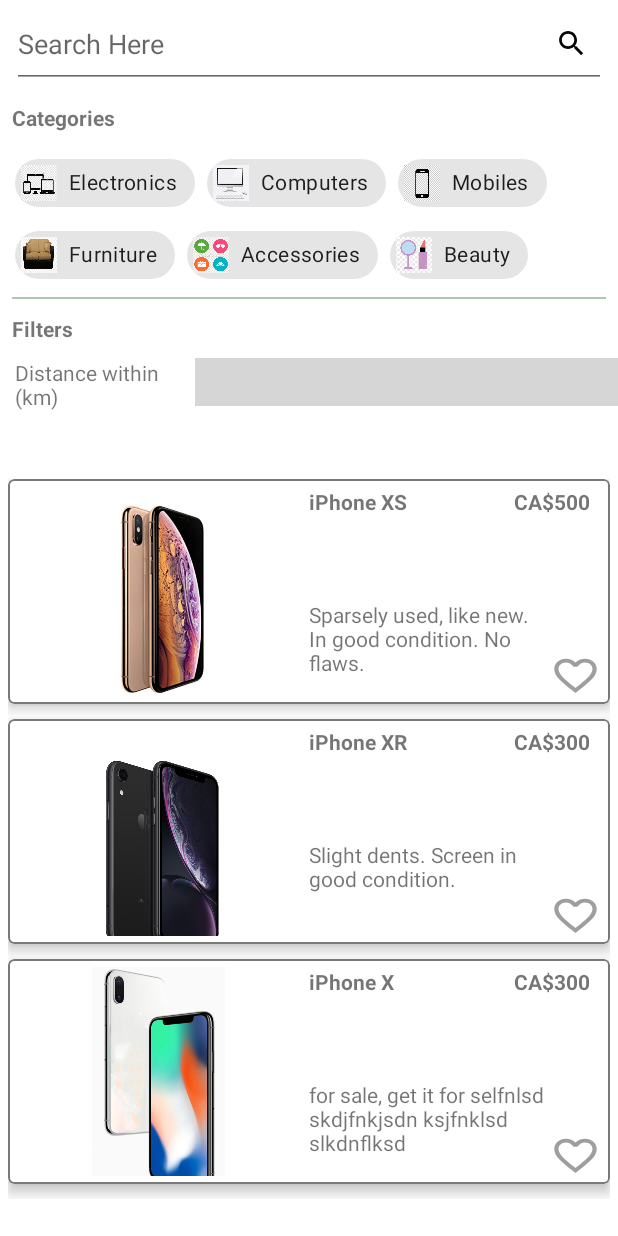
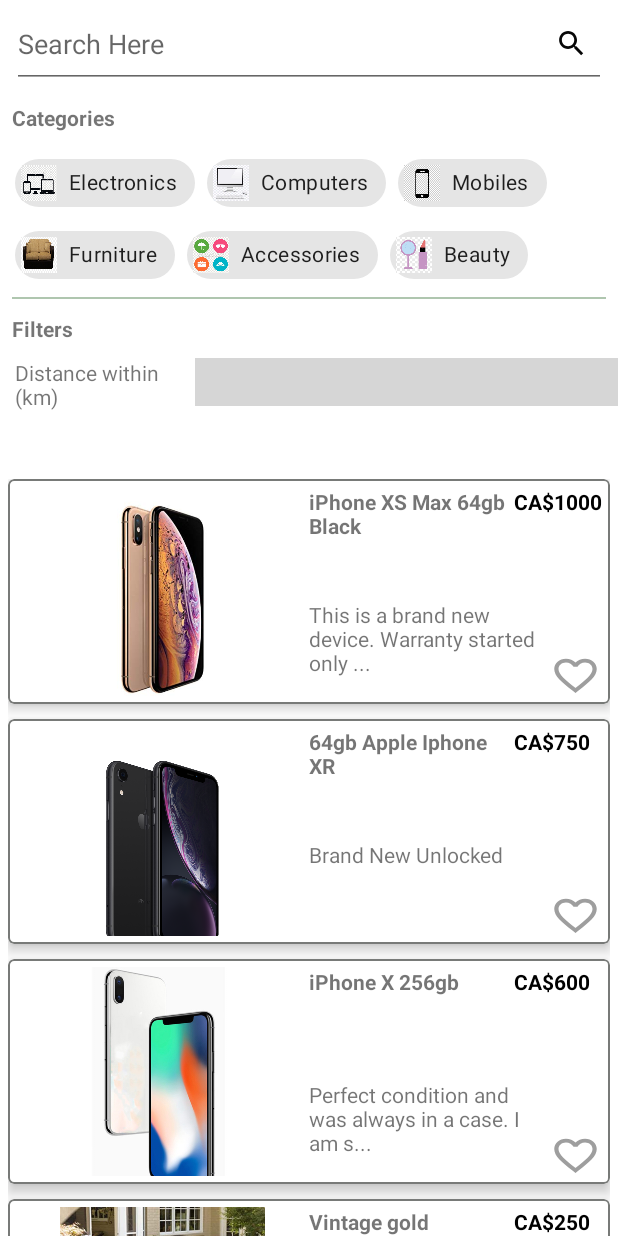
Before and after one commit to karthikktamilmani/ExchangeHub, an Android app: the fragment HomeFragment placed in its activity, on a phone screen of 412 x 824 dp. Run offline under Robolectric (Android 15) with nearby library versions, the light colour scheme and no system bars; our stand-ins replace Volley; libraries missing offline, so code that uses them is left out: com.warkiz.widget; plain views replace BubbleSeekBar, IndicatorSeekBar; 2 statements that could not run were skipped; grey boxes are pictures that could not be loaded.

Commit message:
integration fix

```diff
--- a/app/src/main/AndroidManifest.xml
+++ b/app/src/main/AndroidManifest.xml
@@ -9,7 +9,7 @@
         android:allowBackup="true"
         android:icon="@drawable/ex"
         android:label="@string/app_name"
-        android:roundIcon="@mipmap/ic_launcher_round"
+        android:roundIcon="@drawable/ex"
         android:supportsRtl="true"
         android:name=".parseServer"
         android:theme="@style/AppTheme">
--- a/app/src/main/java/com/example/myapplication/adapters/HomePagePostAdapter.java
+++ b/app/src/main/java/com/example/myapplication/adapters/HomePagePostAdapter.java
@@ -87,7 +87,12 @@
         //
         CommonUtil.getInstance().setTextFieldValuesFromObject(holder.productTitle,objectValueMap,"PRODUCT_TITLE");
         CommonUtil.getInstance().setTextFieldValuesFromObject(holder.productPrice,objectValueMap,"PRODUCT_PRICE");
-        holder.productDescription.setText(objectValueMap.get("PRODUCT_DESCRIPTION").toString());
+        String prodtDes = objectValueMap.get("PRODUCT_DESCRIPTION").toString();
+        if( prodtDes.length() > 50)
+        {
+            prodtDes = prodtDes.substring(0,50) + "...";
+        }
+        holder.productDescription.setText(prodtDes);
         holder.productImage.setImageResource((int)objectValueMap.get("PRODUCT_IMAGE"));
         //holder.imageView.setImageResource(R.drawable.computer_foreground);
         final ScaleAnimation scaleAnimation;
--- a/app/src/main/java/com/example/myapplication/ui/home/HomeFragment.java
+++ b/app/src/main/java/com/example/myapplication/ui/home/HomeFragment.java
@@ -42,7 +42,7 @@
     private IndicatorSeekBar distanceSeekBar;
     private TextInputEditText searchText;
     private ChipGroup filterChipGroup;
-    private Chip beautyChip, accessoriesChip, computerChip, electronicschip, mobilesChip;
+    private Chip beautyChip, accessoriesChip, computerChip, electronicschip, mobilesChip, furnitureChip;
     private HomePagePostAdapter postAdapter;
     private ArrayList postLists, postListWithoutSearchCrit;
     private RecyclerView recyclerView;
@@ -66,6 +66,7 @@
         electronicschip =view.findViewById(R.id.electronics_chip);
         computerChip =view.findViewById(R.id.computer_chip);
         mobilesChip =view.findViewById(R.id.mobile_chip);
+        furnitureChip = view.findViewById(R.id.furniture_chip);
         fragmentManager = getFragmentManager();
         //
         recyclerView.setHasFixedSize(true);
@@ -76,28 +77,49 @@
         //
         postLists = new ArrayList();
         HashMap prod1 = new HashMap();
-        prod1.put("PRODUCT_TITLE","iPhone XS");
-        prod1.put("PRODUCT_PRICE","CA$500");
-        prod1.put("PRODUCT_DESCRIPTION","Sparsely used, like new. In good condition. No flaws.");
+        prod1.put("PRODUCT_TITLE","iPhone XS Max 64gb Black");
+        prod1.put("PRODUCT_PRICE","CA$1000");
+        prod1.put("PRODUCT_DESCRIPTION","This is a brand new device. Warranty started only a month ago. It has never been out of the box.\n" +
+                "Wife wants to keep here smaller XS.");
         prod1.put("PRODUCT_IMAGE",R.drawable.xs_image);
         prod1.put("PRODUCT_LOCATION" , new LatLng(44.633710, -63.593390));
         prod1.put("PRODUCT_CATEGORY","Mobiles");
         postLists.add(prod1);
         prod1 = new HashMap();
-        prod1.put("PRODUCT_TITLE","iPhone XR");
-        prod1.put("PRODUCT_PRICE","CA$300");
-        prod1.put("PRODUCT_DESCRIPTION","Slight dents. Screen in good condition.");
+        prod1.put("PRODUCT_TITLE","64gb Apple Iphone XR");
+        prod1.put("PRODUCT_PRICE","CA$750");
+        prod1.put("PRODUCT_DESCRIPTION","Brand New Unlocked");
         prod1.put("PRODUCT_IMAGE",R.drawable.xr_image);
         prod1.put("PRODUCT_LOCATION" , new LatLng(44.633710, -63.593390));
-        prod1.put("PRODUCT_CATEGORY","Accessories");
+        prod1.put("PRODUCT_CATEGORY","Mobiles");
         postLists.add(prod1);
         prod1 = new HashMap();
-        prod1.put("PRODUCT_TITLE","iPhone X");
-        prod1.put("PRODUCT_PRICE","CA$300");
-        prod1.put("PRODUCT_DESCRIPTION","for sale, get it for selfnlsd skdjfnkjsdn ksjfnklsd slkdnflksd");
+        prod1.put("PRODUCT_TITLE","iPhone X 256gb");
+        prod1.put("PRODUCT_PRICE","CA$600");
+        prod1.put("PRODUCT_DESCRIPTION","Perfect condition and was always in a case. I am selling my sides Gold iPhone X with 256GB.\n" +
+                "Has been already unlocked.\n" +
+                "Comes with a real apple charger.");
         prod1.put("PRODUCT_IMAGE",R.drawable.x_image);
         prod1.put("PRODUCT_LOCATION" , new LatLng(44.633710, -63.593390));
-        prod1.put("PRODUCT_CATEGORY","Beauty");
+        prod1.put("PRODUCT_CATEGORY","Mobiles");
+        postLists.add(prod1);
+        //
+        prod1 = new HashMap();
+        prod1.put("PRODUCT_TITLE","Vintage gold furniture - Round chair, love seat & coffee table");
+        prod1.put("PRODUCT_PRICE","CA$250");
+        prod1.put("PRODUCT_DESCRIPTION","Cozy, three piece furniture set; with gold-on-gold wave pattern. Unique living room furniture in great shape but with minimal damage to love seat.");
+        prod1.put("PRODUCT_IMAGE",R.drawable.round_chair);
+        prod1.put("PRODUCT_LOCATION" , new LatLng(44.533710, -63.593390));
+        prod1.put("PRODUCT_CATEGORY","Furniture");
+        postLists.add(prod1);
+        //
+        prod1 = new HashMap();
+        prod1.put("PRODUCT_TITLE","Samsung Plasma TV 50");
+        prod1.put("PRODUCT_PRICE","CA$50");
+        prod1.put("PRODUCT_DESCRIPTION","Can't seem to get sound working and has lines during black screen on tv but not really noticeable during play. Does not have original remote.");
+        prod1.put("PRODUCT_IMAGE",R.drawable.samsung);
+        prod1.put("PRODUCT_LOCATION" , new LatLng(44.633710, -63.493390));
+        prod1.put("PRODUCT_CATEGORY","Electronics");
         postLists.add(prod1);
         //
         postListWithoutSearchCrit = postLists;
@@ -185,7 +207,7 @@
         computerChip.setOnCheckedChangeListener(filterChipListener);
         electronicschip.setOnCheckedChangeListener(filterChipListener);
         mobilesChip.setOnCheckedChangeListener(filterChipListener);
-
+        furnitureChip.setOnCheckedChangeListener(filterChipListener);
 
 
         return view;
@@ -205,7 +227,7 @@
          *TODO: get all the parameters from the filters
          * and search for the post in the DB
          */
-        Chip[] categoryArray = {beautyChip, accessoriesChip, computerChip, electronicschip, mobilesChip};
+        Chip[] categoryArray = {beautyChip, accessoriesChip, computerChip, electronicschip, mobilesChip, furnitureChip};
         ArrayList<Chip> categoryList = new ArrayList<Chip>();
         Collections.addAll(categoryList, categoryArray);
         //
@@ -282,7 +304,7 @@
                         DEFAULT_LAT_LONG.longitude,prdtLocation.latitude,
                         prdtLocation.longitude,distanceValues);
                 //
-                if( distanceSeekBar.getProgress() == 0 || distanceValues[0] < distanceSeekBar.getProgress()) {
+                if( distanceSeekBar.getProgress() < 20 || distanceValues[0] < distanceSeekBar.getProgress()) {
                     postLists.add(productMap);
                 }
             }
--- a/app/src/main/res/layout/homepage_post_layout.xml
+++ b/app/src/main/res/layout/homepage_post_layout.xml
@@ -48,6 +48,7 @@
                     android:layout_height="fill_parent"
                     android:id="@+id/cardPrice"
                     android:textStyle="bold"
+                    android:textColor="@color/black"
                     />
             </LinearLayout>
             <LinearLayout
--- a/app/src/main/res/layout/view_product_layout.xml
+++ b/app/src/main/res/layout/view_product_layout.xml
@@ -71,16 +71,18 @@
             android:layout_height="wrap_content"
             android:orientation="horizontal"
             >
+
             <TextView
                 android:id="@+id/prodtitle"
-                android:layout_width="wrap_content"
-                android:layout_height="30dp"
-                android:text="Title of the product"
+                android:layout_width="262dp"
+                android:layout_height="wrap_content"
+                android:layout_weight="1.7"
                 android:paddingStart="5dp"
                 android:paddingEnd="5dp"
-                android:textStyle="bold"
+                android:text="Title of the product"
+                android:textColor="@color/black"
                 android:textSize="25sp"
-                android:textColor="@color/black"/>
+                android:textStyle="bold" />
 
             <View
                 android:layout_width="0dp"
@@ -90,9 +92,10 @@
 
             <TextView
                 android:id="@+id/prodPrice"
-                android:layout_width="wrap_content"
+                android:layout_width="71dp"
                 android:layout_height="30dp"
                 android:layout_gravity="right"
+                android:layout_weight="0.3"
                 android:paddingStart="5dp"
                 android:paddingEnd="5dp"
                 android:text="Price"
```
Also changed, not shown: app/src/main/res/drawable/round_chair.jpg (added), app/src/main/res/drawable/samsung.jpg (added).
